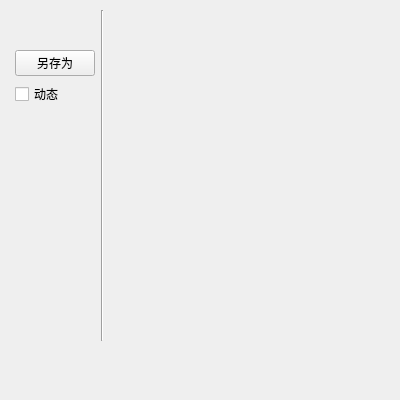
BAT6188/kedacom-android-tool, file screenform.ui: the form before one commit.
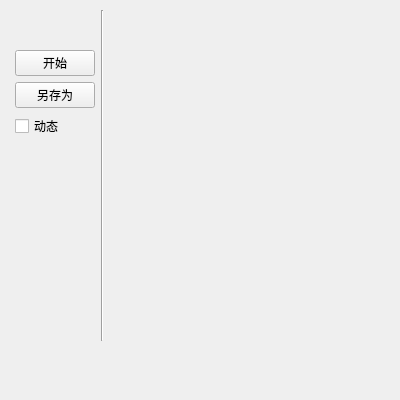
The form after the commit.

Commit message: Add Memory pie; Add start-stop timer.

What changed in the file:
```diff
--- a/screenform.ui
+++ b/screenform.ui
@@ -92,6 +92,13 @@
         </property>
        </spacer>
       </item>
+      <item>
+       <widget class="QPushButton" name="start">
+        <property name="text">
+         <string>开始</string>
+        </property>
+       </widget>
+      </item>
       <item>
        <widget class="QPushButton" name="pushButton_2">
         <property name="text">
```
The commit also changes 16 other files.
